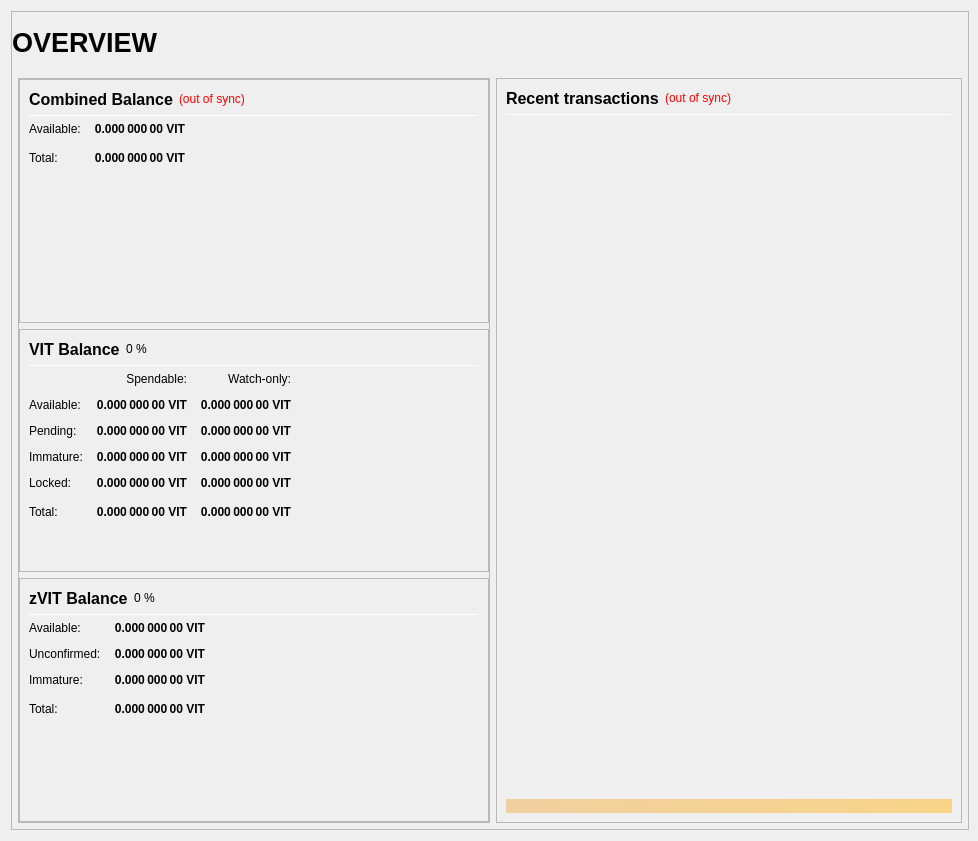
First picture: the form in src/qt/forms/overviewpage.ui, repository VitaeTeam/Vitae, before the edit.
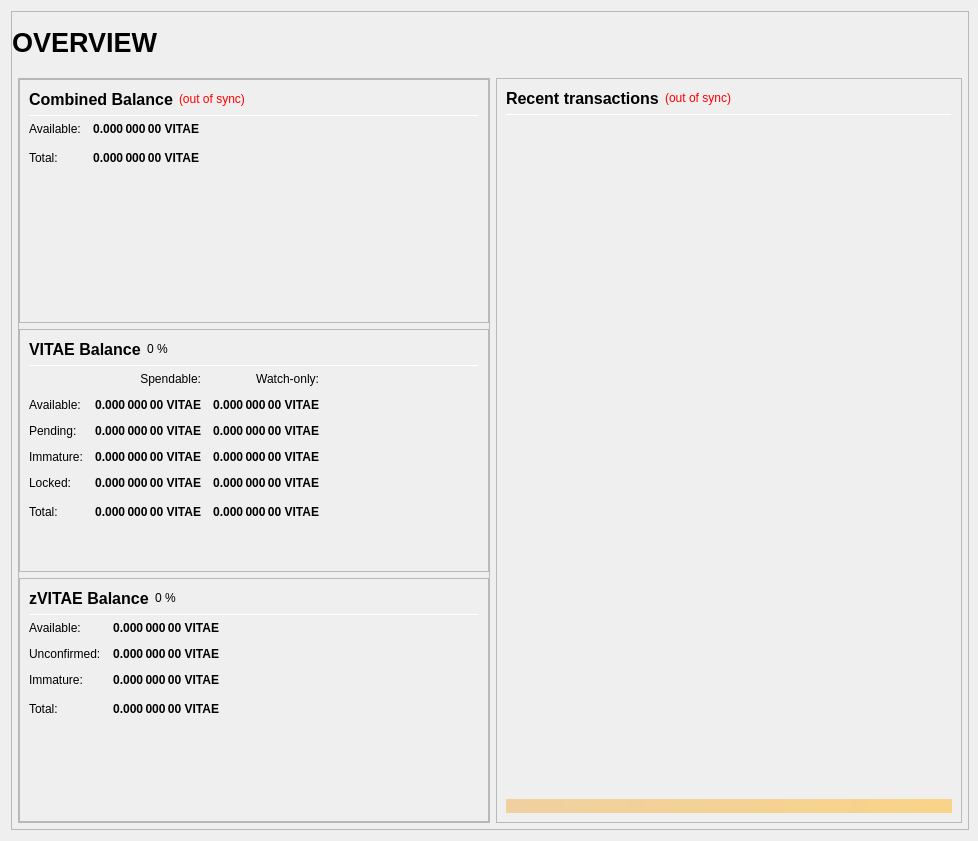
Second picture: the form after the edit.

Commit message: All Vit's Now Vitae

```diff
--- a/src/qt/forms/overviewpage.ui
+++ b/src/qt/forms/overviewpage.ui
@@ -333,7 +333,7 @@
                           <string>Your current spendable balance</string>
                          </property>
                          <property name="text">
-                          <string notr="true">0.000 000 00 VIT</string>
+                          <string notr="true">0.000 000 00 VITAE</string>
                          </property>
                          <property name="alignment">
                           <set>Qt::AlignRight|Qt::AlignTrailing|Qt::AlignVCenter</set>
@@ -365,7 +365,7 @@
                           <string>Total Balance, including all unavailable coins.</string>
                          </property>
                          <property name="text">
-                          <string notr="true">0.000 000 00 VIT</string>
+                          <string notr="true">0.000 000 00 VITAE</string>
                          </property>
                          <property name="alignment">
                           <set>Qt::AlignRight|Qt::AlignTrailing|Qt::AlignVCenter</set>
@@ -433,7 +433,7 @@
                           </font>
                          </property>
                          <property name="text">
-                          <string>VIT Balance</string>
+                          <string>VITAE Balance</string>
                          </property>
                         </widget>
                        </item>
@@ -525,7 +525,7 @@
                           <string>Your current spendable balance</string>
                          </property>
                          <property name="text">
-                          <string notr="true">0.000 000 00 VIT</string>
+                          <string notr="true">0.000 000 00 VITAE</string>
                          </property>
                          <property name="alignment">
                           <set>Qt::AlignRight|Qt::AlignTrailing|Qt::AlignVCenter</set>
@@ -550,7 +550,7 @@
                           <string>Your current balance in watch-only addresses</string>
                          </property>
                          <property name="text">
-                          <string notr="true">0.000 000 00 VIT</string>
+                          <string notr="true">0.000 000 00 VITAE</string>
                          </property>
                          <property name="alignment">
                           <set>Qt::AlignRight|Qt::AlignTrailing|Qt::AlignVCenter</set>
@@ -582,7 +582,7 @@
                           <string>Total of transactions that have yet to be confirmed, and do not yet count toward the spendable balance</string>
                          </property>
                          <property name="text">
-                          <string notr="true">0.000 000 00 VIT</string>
+                          <string notr="true">0.000 000 00 VITAE</string>
                          </property>
                          <property name="alignment">
                           <set>Qt::AlignRight|Qt::AlignTrailing|Qt::AlignVCenter</set>
@@ -607,7 +607,7 @@
                           <string>Unconfirmed transactions to watch-only addresses</string>
                          </property>
                          <property name="text">
-                          <string notr="true">0.000 000 00 VIT</string>
+                          <string notr="true">0.000 000 00 VITAE</string>
                          </property>
                          <property name="alignment">
                           <set>Qt::AlignRight|Qt::AlignTrailing|Qt::AlignVCenter</set>
@@ -639,7 +639,7 @@
                           <string>Staked or fundamentalnode rewards that has not yet matured</string>
                          </property>
                          <property name="text">
-                          <string notr="true">0.000 000 00 VIT</string>
+                          <string notr="true">0.000 000 00 VITAE</string>
                          </property>
                          <property name="alignment">
                           <set>Qt::AlignRight|Qt::AlignTrailing|Qt::AlignVCenter</set>
@@ -664,7 +664,7 @@
                           <string>Staked or fundamentalnode rewards in watch-only addresses that has not yet matured</string>
                          </property>
                          <property name="text">
-                          <string notr="true">0.000 000 00 VIT</string>
+                          <string notr="true">0.000 000 00 VITAE</string>
                          </property>
                          <property name="alignment">
                           <set>Qt::AlignRight|Qt::AlignTrailing|Qt::AlignVCenter</set>
@@ -699,7 +699,7 @@
                           <string>Locked VIT or Fundamentalnode collaterals. These are excluded from zVIT minting.</string>
                          </property>
                          <property name="text">
-                          <string notr="true">0.000 000 00 VIT</string>
+                          <string notr="true">0.000 000 00 VITAE</string>
                          </property>
                          <property name="alignment">
                           <set>Qt::AlignRight|Qt::AlignTrailing|Qt::AlignVCenter</set>
@@ -724,7 +724,7 @@
                           <string>Current locked balance in watch-only addresses</string>
                          </property>
                          <property name="text">
-                          <string notr="true">0.000 000 00 VIT</string>
+                          <string notr="true">0.000 000 00 VITAE</string>
                          </property>
                          <property name="alignment">
                           <set>Qt::AlignRight|Qt::AlignTrailing|Qt::AlignVCenter</set>
@@ -759,7 +759,7 @@
                           <string>Your current VITAE balance, unconfirmed and immature transactions included</string>
                          </property>
                          <property name="text">
-                          <string notr="true">0.000 000 00 VIT</string>
+                          <string notr="true">0.000 000 00 VITAE</string>
                          </property>
                          <property name="alignment">
                           <set>Qt::AlignRight|Qt::AlignTrailing|Qt::AlignVCenter</set>
@@ -784,7 +784,7 @@
                           <string>Current total balance in watch-only addresses</string>
                          </property>
                          <property name="text">
-                          <string notr="true">0.000 000 00 VIT</string>
+                          <string notr="true">0.000 000 00 VITAE</string>
                          </property>
                          <property name="alignment">
                           <set>Qt::AlignRight|Qt::AlignTrailing|Qt::AlignVCenter</set>
@@ -852,7 +852,7 @@
                           </font>
                          </property>
                          <property name="text">
-                          <string>zVIT Balance</string>
+                          <string>zVITAE Balance</string>
                          </property>
                         </widget>
                        </item>
@@ -926,7 +926,7 @@
 These zVIT are spendable.</string>
                          </property>
                          <property name="text">
-                          <string notr="true">0.000 000 00 VIT</string>
+                          <string notr="true">0.000 000 00 VITAE</string>
                          </property>
                          <property name="alignment">
                           <set>Qt::AlignRight|Qt::AlignTrailing|Qt::AlignVCenter</set>
@@ -957,7 +957,7 @@
 Immature: confirmed, but less than 3 mints of the same denomination after it was minted</string>
                          </property>
                          <property name="text">
-                          <string notr="true">0.000 000 00 VIT</string>
+                          <string notr="true">0.000 000 00 VITAE</string>
                          </property>
                          <property name="alignment">
                           <set>Qt::AlignRight|Qt::AlignTrailing|Qt::AlignVCenter</set>
@@ -988,7 +988,7 @@
 Immature: confirmed, but less than 3 mints of the same denomination after it was minted</string>
                          </property>
                          <property name="text">
-                          <string notr="true">0.000 000 00 VIT</string>
+                          <string notr="true">0.000 000 00 VITAE</string>
                          </property>
                          <property name="alignment">
                           <set>Qt::AlignRight|Qt::AlignTrailing|Qt::AlignVCenter</set>
@@ -1020,7 +1020,7 @@
                           <string>Your current zVIT balance, unconfirmed and immature zVIT included.</string>
                          </property>
                          <property name="text">
-                          <string notr="true">0.000 000 00 VIT</string>
+                          <string notr="true">0.000 000 00 VITAE</string>
                          </property>
                          <property name="alignment">
                           <set>Qt::AlignRight|Qt::AlignTrailing|Qt::AlignVCenter</set>
```
Left out of the diff: 12 changed lines with no effect on the pictures. The commit also changes 76 other files.
